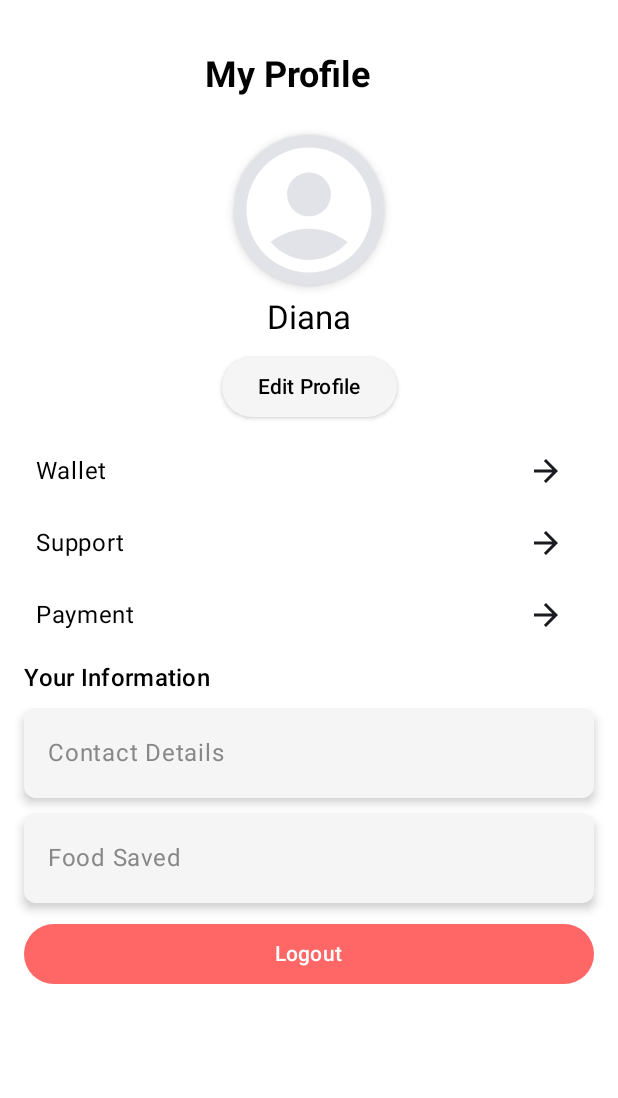
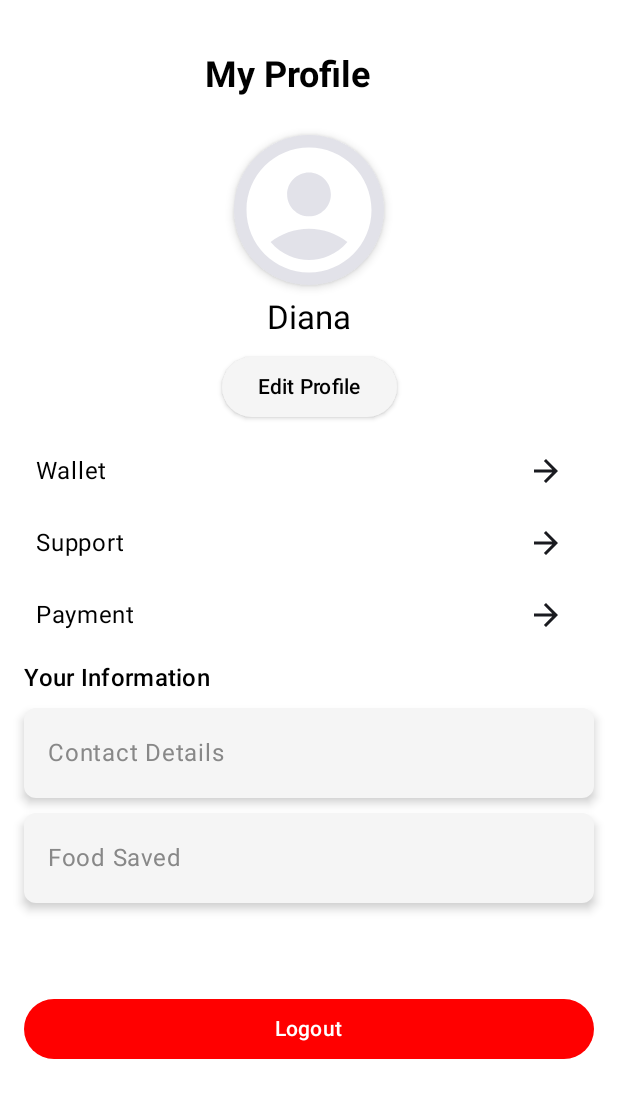
Before and after one commit to curiousfalak/Innotech_Wastenot, an Android app built with Jetpack Compose: the composable ProfileScreen shown on its own in the app's theme, on a phone screen of 412 x 824 dp. Shown: the top 1098 px of the screen. Run offline under Robolectric (Android 15) with nearby library versions, the light colour scheme and no system bars.

Commit message:
i made profile screen.

```diff
--- a/app/src/main/java/com/example/wastenot/Screens/Profile.kt
+++ b/app/src/main/java/com/example/wastenot/Screens/Profile.kt
@@ -147,11 +147,11 @@ fun ProfileScreen() {
         ProfileInfoCard("Contact Details")
         Spacer(modifier = Modifier.height(10.dp))
         ProfileInfoCard("Food Saved")
-        Spacer(modifier = Modifier.height(10.dp))
+        Spacer(modifier = Modifier.height(60.dp))
         Button(
             onClick = {  }, // Navigate to login screen
             modifier = Modifier.fillMaxWidth() ,
-            colors = ButtonDefaults.buttonColors(containerColor = Color.Red.copy(alpha = 0.6f))
+            colors = ButtonDefaults.buttonColors(containerColor = Color.Red)
         ) {
             Text("Logout", color = Color.White)
         }
```
